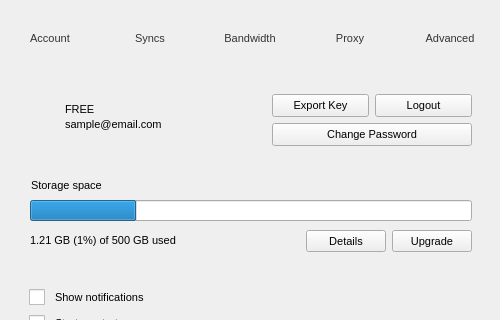
meganz/MEGAsync, file src/MEGASync/gui/win/SettingsDialog.ui: the form before one commit; both pictures show x 0 to 500 and y 0 to 320 of the 500 by 600 pixel window.
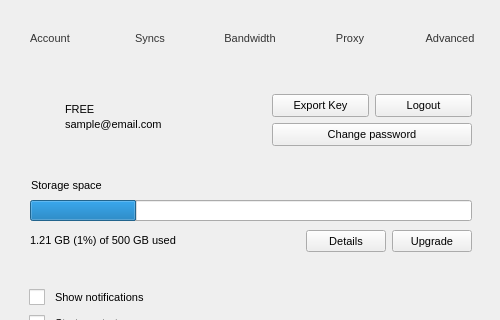
The form after the commit. Icons and pictures are not drawn.

```diff
--- a/src/MEGASync/gui/win/SettingsDialog.ui
+++ b/src/MEGASync/gui/win/SettingsDialog.ui
@@ -994,7 +994,7 @@
                    </size>
                   </property>
                   <property name="text">
-                   <string>Change Password</string>
+                   <string>Change password</string>
                   </property>
                  </widget>
                 </item>
```
